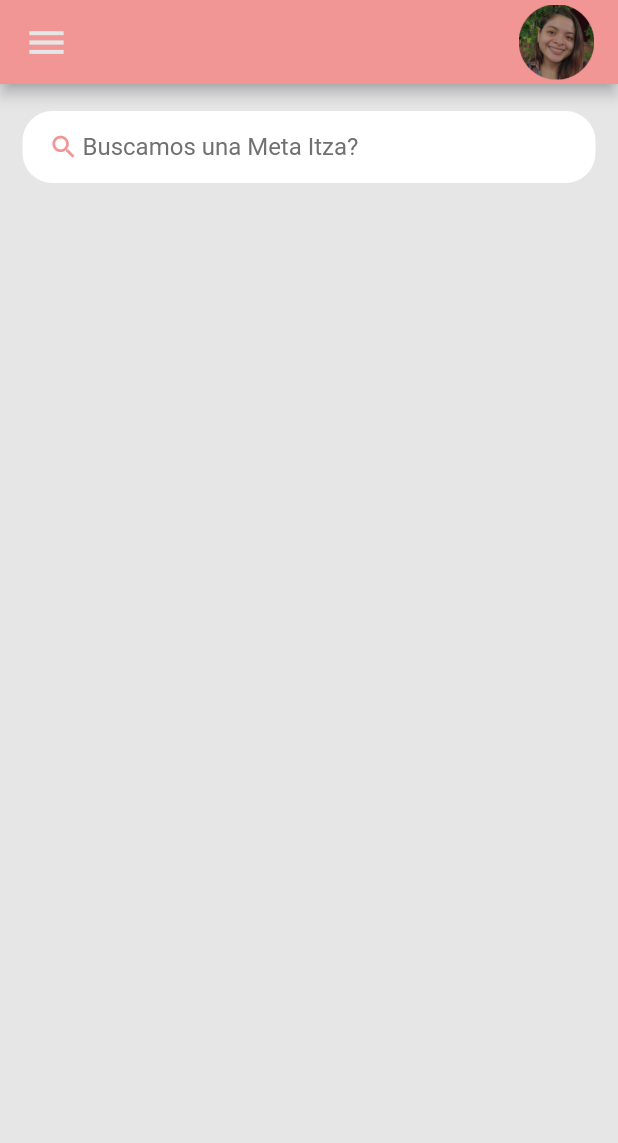
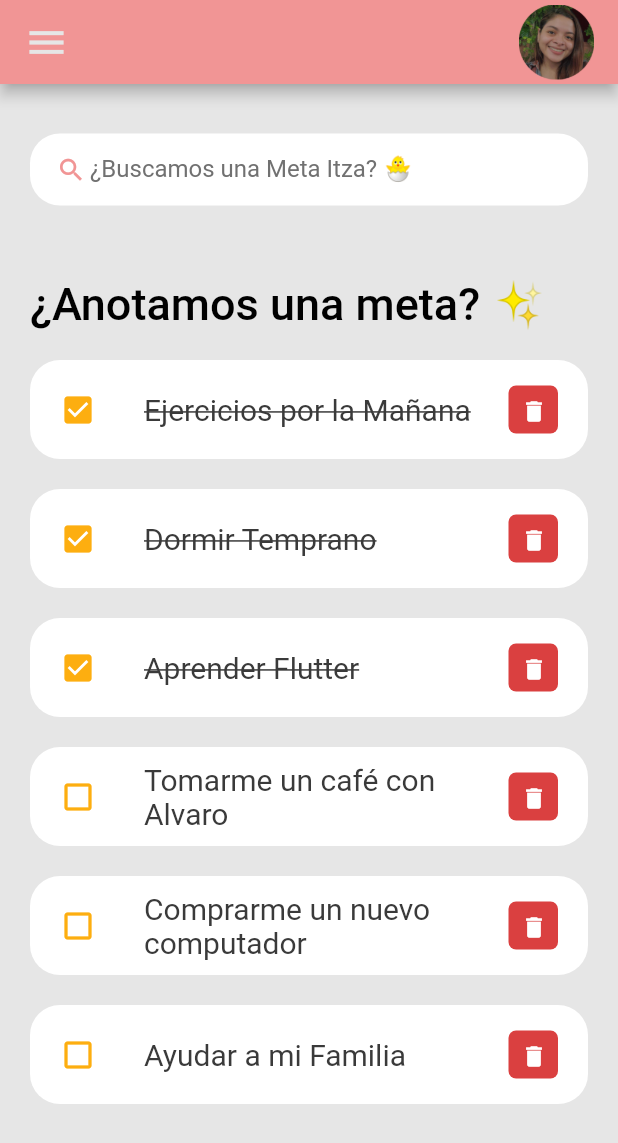
Before and after one commit to Alvaro-Hernandez/ItzalliYuhqui, a Flutter app: the screen it shows after launch, on a phone screen of 412 x 824 dp. Shown: the top 1143 px of the screen. Run offline on Flutter 3.47's test engine with Material 2 defaults, Android fonts, the phone set to English and light mode, and no system bars.

Commit message:
Widgets Metas

```diff
--- a/lib/constants/colors.dart
+++ b/lib/constants/colors.dart
@@ -1,6 +1,7 @@
 import 'package:flutter/material.dart';
 
 const Color tdRed = Color(0xFFDA4040);
+
 const Color tdBlu = Color(0xFF5F52EE);
 
 const Color tdBlack = Color(0xFF3A3A3A);
@@ -8,6 +9,8 @@ const Color tdGrey = Color(0xFF717171);
 
 const Color tdBluRod = Color.fromARGB(255, 0, 167, 209);
 
+const Color tdCheck = Color.fromARGB(255, 253, 174, 16);
+
 const Color tdBGColor = Color.fromARGB(255, 241, 149, 149);
 
 const Color tdBGColorB = Color.fromARGB(255, 230, 230, 230);
--- /dev/null
+++ b/lib/model/metas.dart
@@ -0,0 +1,30 @@
+class Metas {
+  String? id;
+  String? metaText;
+  bool isDone;
+
+  Metas({required this.id, required this.metaText, this.isDone = false});
+  static List<Metas> metaList() {
+    return [
+      Metas(id: '01', metaText: 'Ejercicios por la Mañana', isDone: true),
+      Metas(id: '02', metaText: 'Dormir Temprano', isDone: true),
+      Metas(
+        id: '03',
+        metaText: 'Aprender Flutter',
+        isDone: true,
+      ),
+      Metas(
+        id: '04',
+        metaText: 'Tomarme un café con Alvaro',
+      ),
+      Metas(
+        id: '05',
+        metaText: 'Comprarme un nuevo computador',
+      ),
+      Metas(
+        id: '06',
+        metaText: 'Ayudar a mi Familia',
+      ),
+    ];
+  }
+}
--- a/lib/screens/home.dart
+++ b/lib/screens/home.dart
@@ -1,8 +1,12 @@
 import 'package:flutter/material.dart';
-import 'package:itzalli_yuhqui/constants/colors.dart';
+import '../constants/colors.dart';
+import '../widgets/metas_item.dart';
+import '../model/metas.dart';
 
 class Home extends StatelessWidget {
-  const Home({Key? key}) : super(key: key);
+  Home({Key? key}) : super(key: key);
+
+  final metasList = Metas.metaList();
 
   @override
   Widget build(BuildContext context) {
@@ -10,15 +14,45 @@ class Home extends StatelessWidget {
         backgroundColor: tdBGColorB,
         appBar: _buildAppBar(),
         body: Container(
-          padding: EdgeInsets.symmetric(horizontal: 15),
+          padding: EdgeInsets.symmetric(horizontal: 20, vertical: 15),
           child: Column(
             children: [
+              searchBox(),
+              Expanded(
+                child: ListView(
+                  children: [
                     Container(
+                      margin: EdgeInsets.only(
+                        top: 30,
+                        bottom: 20,
+                      ),
+                      child: Text(
+                        "¿Anotamos una meta? ✨",
+                        style: TextStyle(
+                          fontSize: 30,
+                          fontWeight: FontWeight.w500,
+                          color: Color.fromARGB(255, 0, 0, 0),
+                        ),
+                      ),
+                    ),
+                    for (Metas meta in metasList)
+                      MetasItem(
+                        metas: meta,
+                      ),
+                  ],
+                ),
+              )
+            ],
+          ),
+        ));
+  }
+
+  Widget searchBox() {
+    return Container(
       padding: EdgeInsets.symmetric(horizontal: 15),
       margin: EdgeInsets.symmetric(vertical: 18),
       decoration: BoxDecoration(
-                    color: Colors.white,
-                    borderRadius: BorderRadius.circular(20)),
+          color: Colors.white, borderRadius: BorderRadius.circular(20)),
       child: TextField(
         decoration: InputDecoration(
           contentPadding: EdgeInsets.all(0),
@@ -27,20 +61,14 @@ class Home extends StatelessWidget {
             color: tdBGColor,
             size: 20,
           ),
-                    prefixIconConstraints:
-                        BoxConstraints(maxHeight: 20, minWidth: 25),
+          prefixIconConstraints: BoxConstraints(maxHeight: 20, minWidth: 25),
           border: InputBorder.none,
-                    hintText: 'Buscamos una Meta Itza?',
+          hintText: '¿Buscamos una Meta Itza? 🐣',
           hintStyle: TextStyle(color: tdGrey),
         ),
       ),
-              )
-            ],
-          ),
-        ));
+    );
   }
-
-//Video: Minuto 9:32
 
   AppBar _buildAppBar() {
     return AppBar(
--- /dev/null
+++ b/lib/widgets/metas_item.dart
@@ -0,0 +1,54 @@
+import 'package:flutter/material.dart';
+import '../constants/colors.dart';
+import '../model/metas.dart';
+
+class MetasItem extends StatelessWidget {
+  final Metas metas;
+
+  const MetasItem({Key? key, required this.metas}) : super(key: key);
+
+  @override
+  Widget build(BuildContext context) {
+    return Container(
+      margin: EdgeInsets.only(bottom: 20),
+      child: ListTile(
+        onTap: () {
+          print('Clicked on Meta Item');
+        },
+        shape: RoundedRectangleBorder(
+          borderRadius: BorderRadius.circular(20),
+        ),
+        contentPadding: EdgeInsets.symmetric(horizontal: 20, vertical: 5),
+        tileColor: Colors.white,
+        leading: Icon(
+          metas.isDone ? Icons.check_box : Icons.check_box_outline_blank,
+          color: tdCheck,
+        ),
+        title: Text(
+          metas.metaText!,
+          style: TextStyle(
+            fontSize: 20,
+            color: tdBlack,
+            decoration: metas.isDone ? TextDecoration.lineThrough : null,
+          ),
+        ),
+        trailing: Container(
+          padding: EdgeInsets.all(0),
+          margin: EdgeInsets.symmetric(vertical: 12),
+          height: 33,
+          width: 33,
+          decoration: BoxDecoration(
+              color: tdRed, borderRadius: BorderRadius.circular(5)),
+          child: IconButton(
+            color: Colors.white,
+            iconSize: 18,
+            icon: Icon(Icons.delete),
+            onPressed: () {
+              print('Clicked on Delete Icon');
+            },
+          ),
+        ),
+      ),
+    );
+  }
+}
```
Also changed, not shown: 1 other file. Lines whose indentation alone changed are shown as unchanged.
